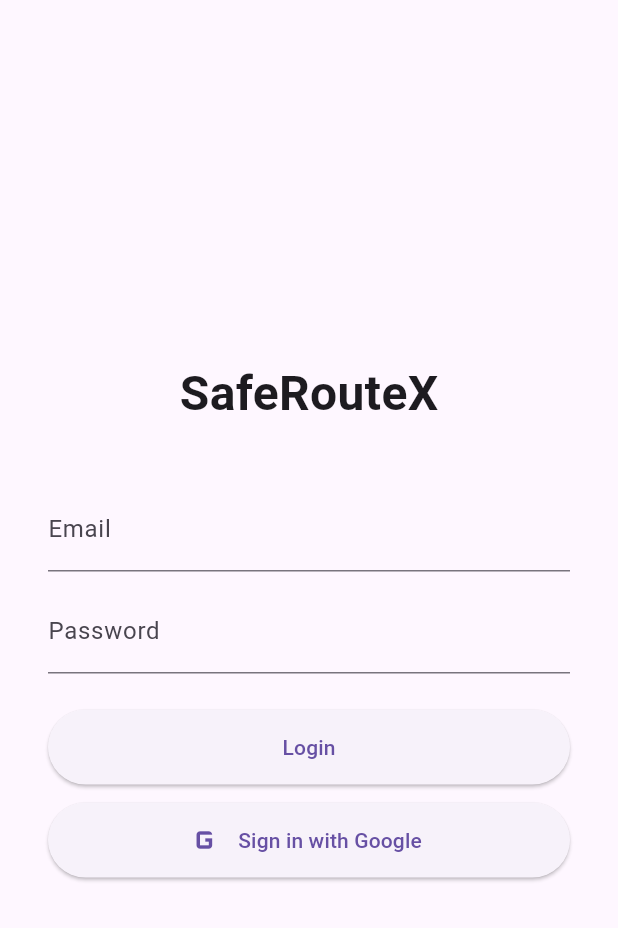
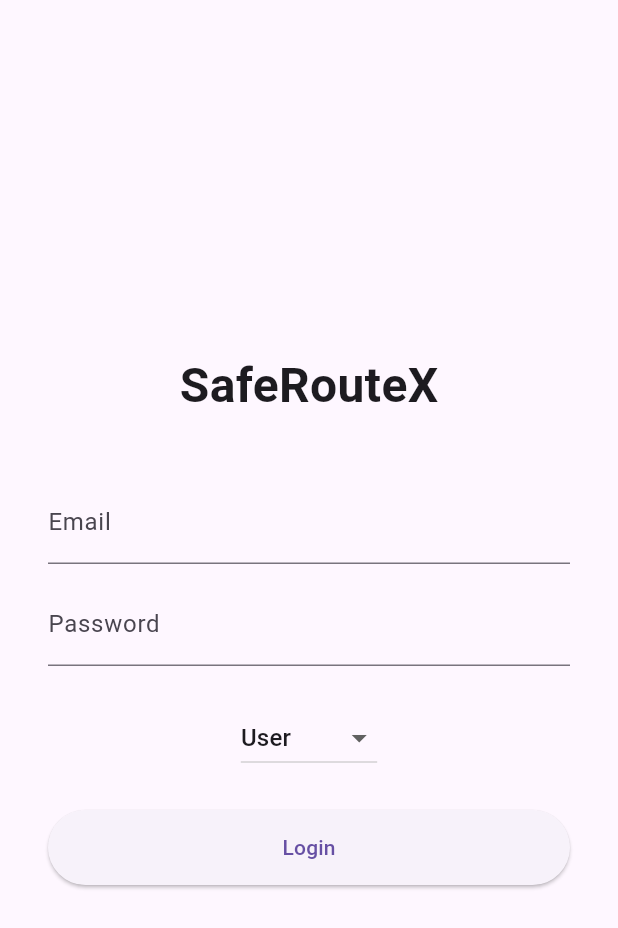
Before and after one commit to Joanfestina/saferouteX, a Flutter app: the screen it shows after launch, on a phone screen of 412 x 824 dp. Shown: the top 928 px of the screen. Run offline on Flutter 3.47's test engine with Material 3 defaults, Android fonts, the light colour scheme and no system bars; our stand-ins replace cloud_firestore, firebase_auth, firebase_core, google_maps_flutter; accounts and stored records are empty.

Commit message:
removed the google sign in

```diff
--- a/women_safety_app/lib/main.dart
+++ b/women_safety_app/lib/main.dart
@@ -7,7 +7,6 @@ import './ui/screens/login_screen.dart'; // Added Login Screen
 import 'package:firebase_core/firebase_core.dart';
 import 'package:firebase_auth/firebase_auth.dart';
 import 'firebase_options.dart'; // Import Firebase options
-import 'package:google_sign_in/google_sign_in.dart';
 
 void main() async {
   WidgetsFlutterBinding.ensureInitialized();
--- /dev/null
+++ b/women_safety_app/lib/services/auth_service.dart
@@ -0,0 +1,32 @@
+import 'package:firebase_auth/firebase_auth.dart';
+import 'package:cloud_firestore/cloud_firestore.dart';
+
+class AuthService {
+  final FirebaseAuth _auth = FirebaseAuth.instance;
+  final FirebaseFirestore _firestore = FirebaseFirestore.instance;
+
+  // Sign in with email and password
+  Future<User?> signInWithEmailPassword(String email, String password) async {
+    try {
+      UserCredential userCredential = await _auth.signInWithEmailAndPassword(
+        email: email,
+        password: password,
+      );
+      return userCredential.user;
+    } catch (e) {
+      print("Login error: $e");
+      return null;
+    }
+  }
+
+  // Fetch user role from Firestore
+  Future<String?> getUserRole(String uid) async {
+    try {
+      DocumentSnapshot doc = await _firestore.collection('users').doc(uid).get();
+      return doc['role'];
+    } catch (e) {
+      print("Error fetching user role: $e");
+      return null;
+    }
+  }
+}
--- a/women_safety_app/lib/ui/screens/login_screen.dart
+++ b/women_safety_app/lib/ui/screens/login_screen.dart
@@ -1,7 +1,9 @@
 import 'package:flutter/material.dart';
 import 'package:firebase_auth/firebase_auth.dart';
-import 'package:google_sign_in/google_sign_in.dart';
-import './home_scren.dart';
+import 'package:cloud_firestore/cloud_firestore.dart';
+import '../../services/auth_service.dart'; // Import the AuthService
+import './home_scren.dart'; // Corrected import
+// import './authority_screen.dart'; // Removed import
 
 class LoginScreen extends StatefulWidget {
   const LoginScreen({super.key});
@@ -13,53 +15,40 @@ class LoginScreen extends StatefulWidget {
 class _LoginScreenState extends State<LoginScreen> {
   final TextEditingController _emailController = TextEditingController();
   final TextEditingController _passwordController = TextEditingController();
-  final FirebaseAuth _auth = FirebaseAuth.instance;
-
-  // Initialize GoogleSignIn with Web Client ID
-  final GoogleSignIn _googleSignIn = GoogleSignIn(
-    clientId: '197515958191-7t69ga2k83667b963u4qntn82c48ducs.apps.googleusercontent.com',  // Add your Web Client ID here
-  );
+  final AuthService _authService = AuthService();
+  String _selectedRole = 'User'; // Default role
 
   // Email/Password Login
   Future<void> _loginWithEmailPassword() async {
-    try {
-      await _auth.signInWithEmailAndPassword(
-        email: _emailController.text.trim(),
-        password: _passwordController.text.trim(),
+    User? user = await _authService.signInWithEmailPassword(
+      _emailController.text.trim(),
+      _passwordController.text.trim(),
     );
+
+    if (user != null) {
+      String? role = await _authService.getUserRole(user.uid);
+      if (role != null) {
+        print("User role: $role");
+        if (role == 'User') {
           Navigator.pushReplacement(
             context,
             MaterialPageRoute(builder: (context) => const HomeScreen()),
           );
-    } catch (e) {
-      ScaffoldMessenger.of(context).showSnackBar(
-        SnackBar(content: Text("Login failed: ${e.toString()}"))
-      );
+        } else {
+          _showError("Invalid role.");
+        }
+      } else {
+        _showError("Failed to fetch user role.");
+      }
+    } else {
+      _showError("Login failed. Please check your email and password.");
     }
   }
 
-  // Google Sign-In
-  Future<void> _loginWithGoogle() async {
-    try {
-      final GoogleSignInAccount? googleUser = await _googleSignIn.signIn();
-      final GoogleSignInAuthentication? googleAuth = await googleUser?.authentication;
-
-      if (googleAuth != null) {
-        final credential = GoogleAuthProvider.credential(
-          accessToken: googleAuth.accessToken,
-          idToken: googleAuth.idToken,
+  void _showError(String message) {
+    ScaffoldMessenger.of(context).showSnackBar(
+      SnackBar(content: Text(message)),
     );
-        await _auth.signInWithCredential(credential);
-        Navigator.pushReplacement(
-          context,
-          MaterialPageRoute(builder: (context) => const HomeScreen()),
-        );
-      }
-    } catch (e) {
-      ScaffoldMessenger.of(context).showSnackBar(
-        SnackBar(content: Text("Google Sign-In failed: ${e.toString()}"))
-      );
-    }
   }
 
   @override
@@ -84,17 +73,26 @@ class _LoginScreenState extends State<LoginScreen> {
               obscureText: true,
             ),
             const SizedBox(height: 24),
+            DropdownButton<String>(
+              value: _selectedRole,
+              onChanged: (String? newValue) {
+                setState(() {
+                  _selectedRole = newValue!;
+                });
+              },
+              items: <String>['User', 'Authority']
+                  .map<DropdownMenuItem<String>>((String value) {
+                return DropdownMenuItem<String>(
+                  value: value,
+                  child: Text(value),
+                );
+              }).toList(),
+            ),
+            const SizedBox(height: 24),
             ElevatedButton(
               onPressed: _loginWithEmailPassword,
               style: ElevatedButton.styleFrom(minimumSize: const Size(double.infinity, 50)),
               child: const Text('Login'),
-            ),
-            const SizedBox(height: 12),
-            ElevatedButton.icon(
-              icon: const Icon(Icons.g_mobiledata, size: 28),
-              label: const Text('Sign in with Google'),
-              onPressed: _loginWithGoogle,
-              style: ElevatedButton.styleFrom(minimumSize: const Size(double.infinity, 50)),
             ),
           ],
         ),
```
Also changed, not shown: women_safety_app/pubspec.yaml (+3 -71 lines), women_safety_app/pubspec.lock, 3 other files. Lines whose indentation alone changed are shown as unchanged.
